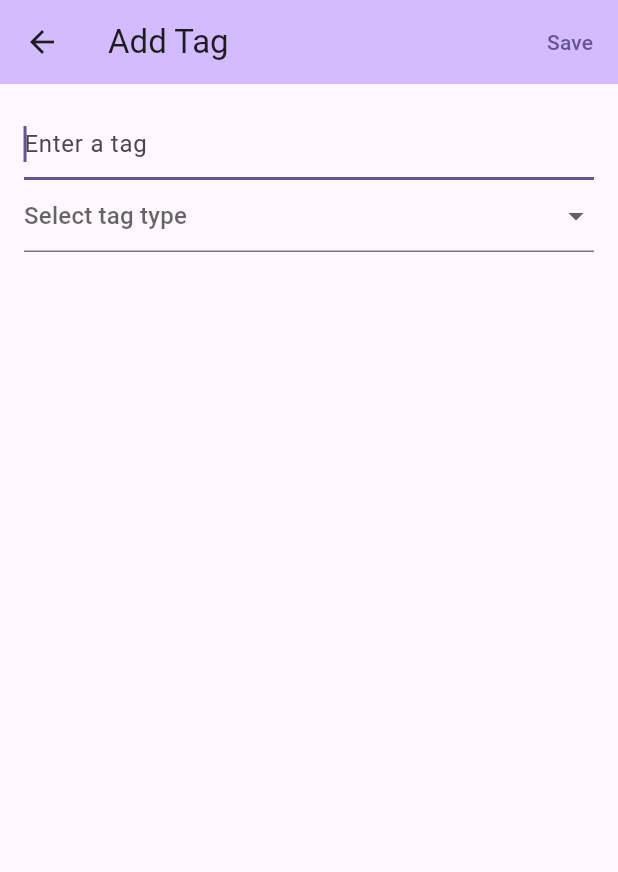
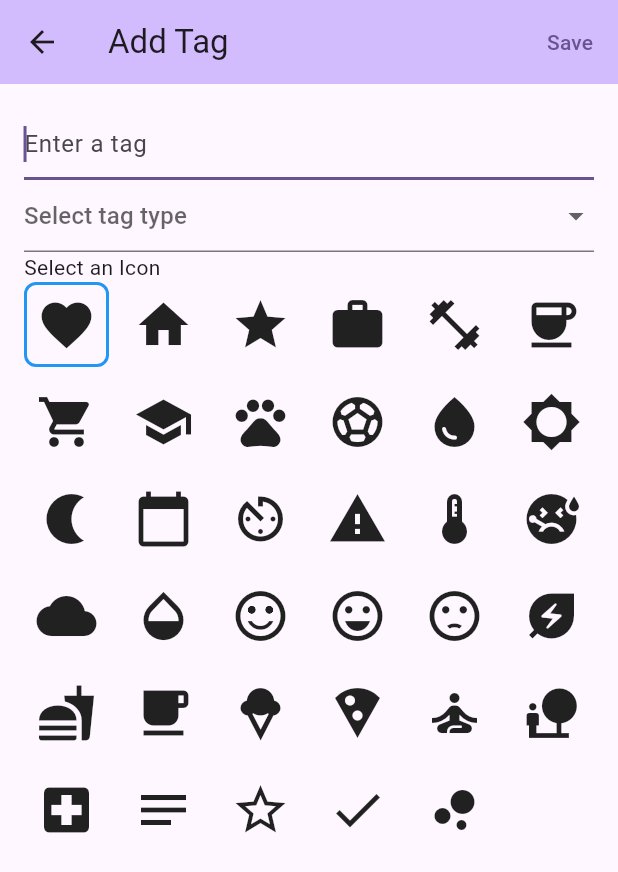
Before and after one commit to HoppenR/flutter-journal-app, a Flutter app: the AddTagForm screen opened directly, on a phone screen of 412 x 824 dp. Shown: the top 872 px of the screen. Run offline on Flutter 3.47's test engine with Material 3 defaults, Android fonts, the phone set to English and light mode, and no system bars; our stand-ins replace shared_preferences; accounts and stored records are empty.

Commit message:
Add shorthand-icon to tags

```diff
--- a/lib/add_tag_form.dart
+++ b/lib/add_tag_form.dart
@@ -16,8 +16,49 @@ class AddTagFormState extends State<AddTagForm> {
   ];
   final GlobalKey<FormState> _formKey = GlobalKey<FormState>();
   TagType? selectedType;
+  IconData? selectedIcon = Icons.favorite;
 
-  @override void dispose() {
+  // TODO(Christoffer): Add menstruation related icons
+  final List<IconData> availableIcons = <IconData>[
+    Icons.favorite,
+    Icons.home,
+    Icons.star,
+    Icons.work,
+    Icons.fitness_center,
+    Icons.coffee,
+    Icons.shopping_cart,
+    Icons.school,
+    Icons.pets,
+    Icons.sports_soccer,
+    Icons.water_drop,
+    Icons.brightness_5,
+    Icons.nightlight,
+    Icons.calendar_today,
+    Icons.av_timer,
+    Icons.warning,
+    Icons.thermostat,
+    Icons.sick,
+    Icons.cloud,
+    Icons.opacity,
+    Icons.sentiment_satisfied_alt,
+    Icons.sentiment_very_satisfied,
+    Icons.sentiment_dissatisfied,
+    Icons.energy_savings_leaf,
+    Icons.fastfood,
+    Icons.local_cafe,
+    Icons.icecream,
+    Icons.local_pizza,
+    Icons.self_improvement,
+    Icons.nature_people,
+    Icons.local_hospital,
+    Icons.notes,
+    Icons.star_border,
+    Icons.check,
+    Icons.bubble_chart,
+  ];
+
+  @override
+  void dispose() {
     tagController.dispose();
     for (final TextEditingController controller in optionControllers) {
       controller.dispose();
@@ -42,12 +83,15 @@ class AddTagFormState extends State<AddTagForm> {
                       tagController.text,
                       optionControllers
                         .map(
-                          (TextEditingController controller) => controller.text,
+                          (TextEditingController controller) =>
+                              controller.text,
                         ).toList(),
+                      selectedIcon!,
                     );
                   case TagType.strikethrough:
                     tagNames[tagController.text] = TagData.strikethrough(
                       tagController.text,
+                      selectedIcon!,
                     );
                 }
                 Navigator.of(context).pop(true);
@@ -68,9 +112,8 @@ class AddTagFormState extends State<AddTagForm> {
               TextFormField(
                 controller: tagController,
                 decoration: const InputDecoration(hintText: 'Enter a tag'),
-                validator: (String? value) => value == null || value.isEmpty
-                  ? 'Tag is required'
-                  : null,
+                validator: (String? value) =>
+                    value == null || value.isEmpty ? 'Tag is required' : null,
                 autofocus: true,
               ),
               DropdownButtonFormField<TagType>(
@@ -89,14 +132,12 @@ class AddTagFormState extends State<AddTagForm> {
                 onChanged: (TagType? value) => setState(() {
                   selectedType = value;
                 }),
-                validator: (TagType? value) => value == null
-                  ? 'Tag type is required'
-                  : null,
+                validator: (TagType? value) =>
+                    value == null ? 'Tag type is required' : null,
               ),
-              if (selectedType == TagType.list)
-                ..._buildOptionFields(),
-              // TODO(Christoffer): Add a form for picking an icon/emoji
-              //                    <++>
+              if (selectedType == TagType.list) ..._buildOptionFields(),
+              const Text('Select an Icon'),
+              _buildIconSelection(),
             ],
           ),
         ),
@@ -117,13 +158,15 @@ class AddTagFormState extends State<AddTagForm> {
                     decoration: const InputDecoration(
                       hintText: 'Enter an option',
                     ),
-                validator: (String? value) => value == null || value.isEmpty ?
-                  'Option is required'
+                    validator: (String? value) =>
+                        value == null || value.isEmpty
+                            ? 'Option is required'
                             : null,
                     onChanged: (String? value) => setState(() {}),
                   ),
                 ),
-            if (entry.key > 0) IconButton(
+                if (entry.key > 0)
+                  IconButton(
                     icon: const Icon(Icons.remove_circle),
                     onPressed: () => setState(() {
                       optionControllers.removeAt(entry.key);
@@ -140,4 +183,49 @@ class AddTagFormState extends State<AddTagForm> {
       ),
     ];
   }
+
+  Widget _buildIconSelection() {
+    const double iconSize = 40;
+    return Expanded(
+      child: LayoutBuilder(
+        builder: (BuildContext context, BoxConstraints constraints) {
+          final double availableWidth = constraints.maxWidth;
+          final int maxIconsInRow = (availableWidth / (iconSize + 16)).floor();
+
+          return GridView.builder(
+            physics: const NeverScrollableScrollPhysics(),
+            gridDelegate: SliverGridDelegateWithFixedCrossAxisCount(
+              crossAxisCount: maxIconsInRow,
+              childAspectRatio: 1,
+              crossAxisSpacing: 8,
+              mainAxisSpacing: 8,
+            ),
+            itemCount: availableIcons.length,
+            itemBuilder: (BuildContext context, int index) {
+              final IconData icon = availableIcons[index];
+              return GestureDetector(
+                onTap: () {
+                  setState(() {
+                    selectedIcon = icon;
+                  });
+                },
+                child: Container(
+                  decoration: BoxDecoration(
+                    border: Border.all(
+                      color: selectedIcon == icon
+                          ? Colors.blue
+                          : Colors.transparent,
+                      width: 2,
+                    ),
+                    borderRadius: BorderRadius.circular(8),
+                  ),
+                  child: Icon(icon, size: iconSize),
+                ),
+              );
+            },
+          );
+        },
+      ),
+    );
   }
+}
--- a/lib/tag.dart
+++ b/lib/tag.dart
@@ -1,10 +1,11 @@
 // Vim: set shiftwidth=2 :
-// TODO(Christoffer): Require an emoji/icon to a tag
-//                    Add the period icons if possible?
+import 'package:flutter/material.dart';
+// TODO(Christoffer): Add the period icons if possible?
 // TODO(Christoffer): More tag types
 //                    - [ ] multi-selections
 //                    - [ ] on/off
 //                    - [ ] levels
+//                    - [ ] Blood-levels
 //                    - [x] free-text fields
 //                    - [_] strike-through (remove)
 
@@ -17,11 +18,9 @@ enum TagType {
   strikethrough,
 }
 
-// TODO(Christoffer): Needs to be tied to an icon/emoji
-
 class TagData {
-  TagData.list(this.name, this.listData) : type = TagType.list;
-  TagData.strikethrough(this.name) : type = TagType.strikethrough;
+  TagData.list(this.name, this.listData, this.icon) : type = TagType.list;
+  TagData.strikethrough(this.name, this.icon) : type = TagType.strikethrough;
 
   List<String> get list {
     return listData ?? (throw ArgumentError('called list on non-list type'));
@@ -29,17 +28,26 @@ class TagData {
 
   Map<String, dynamic> toJson() {
     return <String, dynamic>{
+      'icon': icon.codePoint,
+      'listData': listData,
       'name': name,
       'type': type.toString().split('.').last,
-      'listData': listData,
     };
   }
 
   static TagData fromJson(Map<String, dynamic> json) {
+    final IconData icon = IconData(json['icon'], fontFamily: 'MaterialIcons');
     if (json['type'] == 'list') {
-      return TagData.list(json['name'], List<String>.from(json['listData']));
+      return TagData.list(
+        json['name'],
+        List<String>.from(json['listData']),
+        icon,
+      );
     } else if (json['type'] == 'strikethrough') {
-      return TagData.strikethrough(json['name']);
+      return TagData.strikethrough(
+        json['name'],
+        icon,
+      );
     } else {
       throw AssertionError('invalid type in json');
     }
@@ -47,6 +55,7 @@ class TagData {
 
   final String name;
   final TagType type;
+  final IconData icon;
 
   List<String>? listData;
 }
```
Also changed, not shown: lib/main.dart (+36 -29 lines), lib/tag_overview.dart (+7 -3 lines), pubspec.lock. Lines whose indentation alone changed are shown as unchanged.
